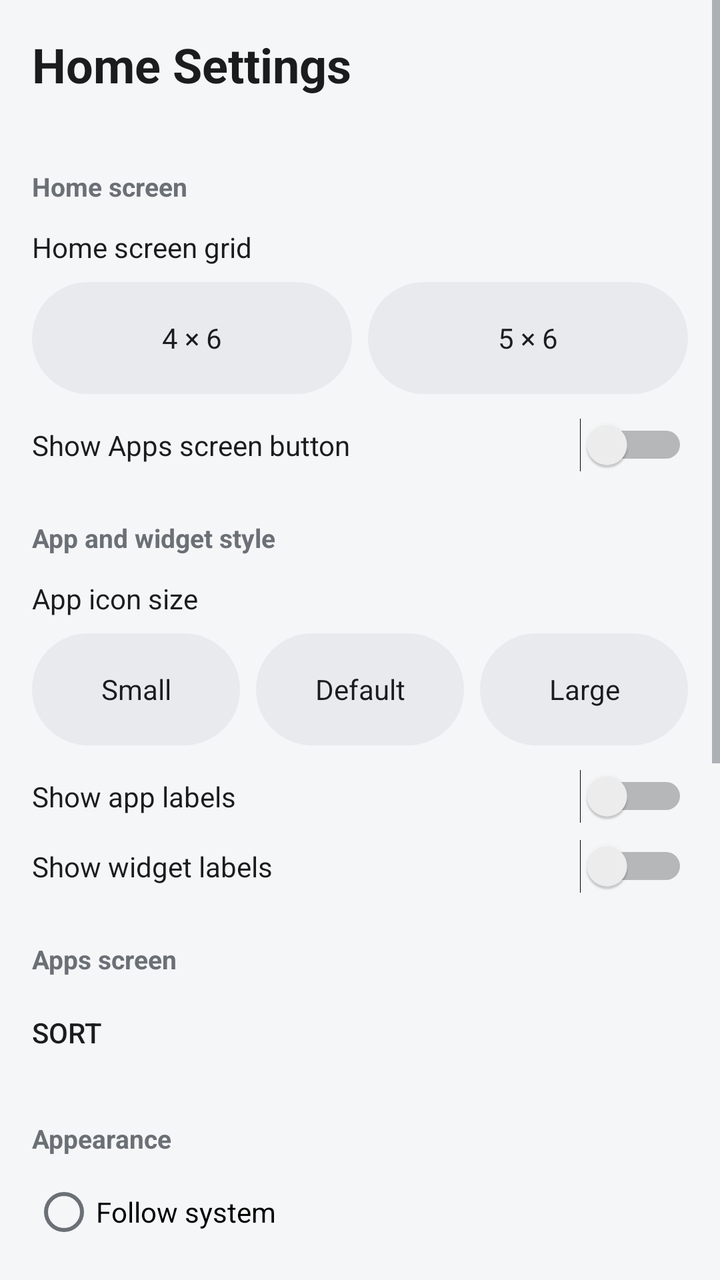
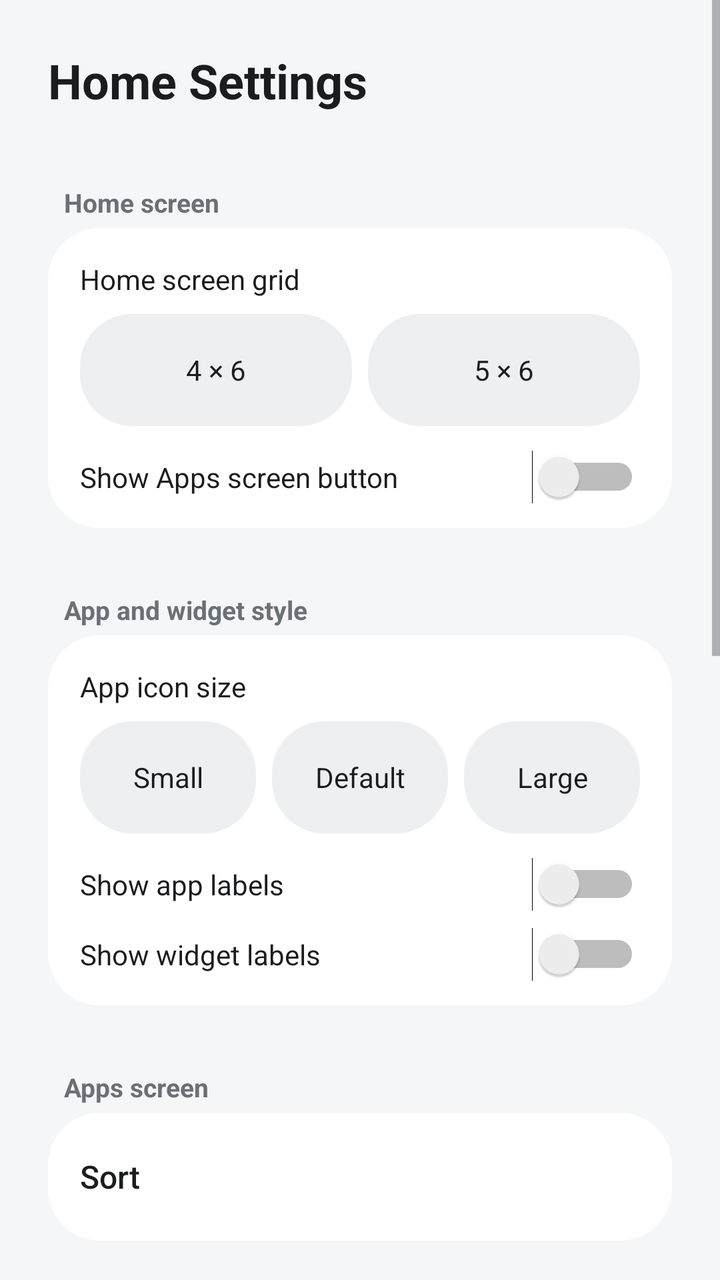

Compare the two renders of this Android layout. The source of the first and the diff that turns it into the second are given below.
<!-- AndroidManifest.xml: activity theme Theme.ReliteHome -->
<!-- res/layout/activity_home_settings.xml -->
<?xml version="1.0" encoding="utf-8"?>
<ScrollView xmlns:android="http://schemas.android.com/apk/res/android"
    android:layout_width="match_parent"
    android:layout_height="match_parent"
    android:background="@color/relite_background"
    android:fillViewport="true">

    <LinearLayout
        android:layout_width="match_parent"
        android:layout_height="wrap_content"
        android:orientation="vertical"
        android:paddingBottom="24dp">

        <TextView
            android:layout_width="match_parent"
            android:layout_height="wrap_content"
            android:padding="16dp"
            android:text="@string/action_home_settings"
            android:textColor="@color/relite_text_primary"
            android:textSize="24sp"
            android:textStyle="bold" />

        
        <TextView style="@style/SettingsSectionHeader" android:text="@string/settings_section_home_screen" />

        <TextView
            android:layout_width="match_parent"
            android:layout_height="wrap_content"
            android:paddingHorizontal="16dp"
            android:paddingTop="8dp"
            android:text="@string/settings_home_grid"
            android:textColor="@color/relite_text_primary" />

        <LinearLayout
            android:layout_width="match_parent"
            android:layout_height="wrap_content"
            android:orientation="horizontal"
            android:paddingHorizontal="16dp"
            android:paddingVertical="8dp">

            <TextView
                android:id="@+id/settings_grid_4x6"
                style="@style/GridPresetCard"
                android:layout_marginEnd="8dp"
                android:text="@string/settings_home_grid_4x6" />

            <TextView
                android:id="@+id/settings_grid_5x6"
                style="@style/GridPresetCard"
                android:text="@string/settings_home_grid_5x6" />
        </LinearLayout>

        <LinearLayout style="@style/SettingsToggleRow">
            <TextView style="@style/SettingsToggleLabel" android:text="@string/settings_show_apps_button" />
            <Switch android:id="@+id/settings_show_apps_button" style="@style/SettingsSwitch" />
        </LinearLayout>

        
        <TextView style="@style/SettingsSectionHeader" android:text="@string/settings_section_style" />

        <TextView
            android:layout_width="match_parent"
            android:layout_height="wrap_content"
            android:paddingHorizontal="16dp"
            android:paddingTop="8dp"
            android:text="@string/settings_icon_size"
            android:textColor="@color/relite_text_primary" />

        <LinearLayout
            android:layout_width="match_parent"
            android:layout_height="wrap_content"
            android:orientation="horizontal"
            android:paddingHorizontal="16dp"
            android:paddingVertical="8dp">

            <TextView
                android:id="@+id/settings_icon_size_small"
                style="@style/GridPresetCard"
                android:layout_marginEnd="8dp"
                android:text="@string/settings_icon_size_small" />

            <TextView
                android:id="@+id/settings_icon_size_default"
                style="@style/GridPresetCard"
                android:layout_marginEnd="8dp"
                android:text="@string/settings_icon_size_default" />

            <TextView
                android:id="@+id/settings_icon_size_large"
                style="@style/GridPresetCard"
                android:text="@string/settings_icon_size_large" />
        </LinearLayout>

        <LinearLayout style="@style/SettingsToggleRow">
            <TextView style="@style/SettingsToggleLabel" android:text="@string/settings_show_app_labels" />
            <Switch android:id="@+id/settings_show_app_labels" style="@style/SettingsSwitch" />
        </LinearLayout>

        <LinearLayout style="@style/SettingsToggleRow">
            <TextView style="@style/SettingsToggleLabel" android:text="@string/settings_show_widget_labels" />
            <Switch android:id="@+id/settings_show_widget_labels" style="@style/SettingsSwitch" />
        </LinearLayout>

        
        <TextView style="@style/SettingsSectionHeader" android:text="@string/settings_section_apps_screen" />

        <Button
            android:id="@+id/settings_apps_sort"
            style="?android:attr/borderlessButtonStyle"
            android:layout_width="match_parent"
            android:layout_height="wrap_content"
            android:gravity="start|center_vertical"
            android:paddingHorizontal="16dp"
            android:text="@string/action_sort" />

        
        <TextView style="@style/SettingsSectionHeader" android:text="@string/settings_section_appearance" />

        <RadioGroup
            android:id="@+id/settings_theme_group"
            android:layout_width="match_parent"
            android:layout_height="wrap_content"
            android:orientation="vertical"
            android:paddingHorizontal="16dp">

            <RadioButton
                android:id="@+id/theme_system"
                android:layout_width="match_parent"
                android:layout_height="48dp"
                android:text="@string/settings_theme_system" />

            <RadioButton
                android:id="@+id/theme_light"
                android:layout_width="match_parent"
                android:layout_height="48dp"
                android:text="@string/settings_theme_light" />

            <RadioButton
                android:id="@+id/theme_dark"
                android:layout_width="match_parent"
                android:layout_height="48dp"
                android:text="@string/settings_theme_dark" />
        </RadioGroup>

        
        <TextView style="@style/SettingsSectionHeader" android:text="@string/settings_section_backup" />

        <Button
            android:id="@+id/settings_export"
            style="?android:attr/borderlessButtonStyle"
            android:layout_width="match_parent"
            android:layout_height="wrap_content"
            android:gravity="start|center_vertical"
            android:paddingHorizontal="16dp"
            android:text="@string/settings_export_layout" />

        <Button
            android:id="@+id/settings_import"
            style="?android:attr/borderlessButtonStyle"
            android:layout_width="match_parent"
            android:layout_height="wrap_content"
            android:gravity="start|center_vertical"
            android:paddingHorizontal="16dp"
            android:text="@string/settings_import_layout" />

        <Button
            android:id="@+id/settings_reset"
            style="?android:attr/borderlessButtonStyle"
            android:layout_width="match_parent"
            android:layout_height="wrap_content"
            android:gravity="start|center_vertical"
            android:paddingHorizontal="16dp"
            android:text="@string/settings_reset_layout" />

        
        <TextView style="@style/SettingsSectionHeader" android:text="@string/settings_default_launcher" />

        <Button
            android:id="@+id/settings_default_launcher"
            style="?android:attr/borderlessButtonStyle"
            android:layout_width="match_parent"
            android:layout_height="wrap_content"
            android:gravity="start|center_vertical"
            android:paddingHorizontal="16dp"
            android:text="@string/settings_default_launcher" />

        <Button
            android:id="@+id/settings_about"
            style="?android:attr/borderlessButtonStyle"
            android:layout_width="match_parent"
            android:layout_height="wrap_content"
            android:gravity="start|center_vertical"
            android:paddingHorizontal="16dp"
            android:text="@string/settings_about" />

    </LinearLayout>
</ScrollView>
<!-- resources referenced by this layout -->
<resources>
  <color name="relite_background">#F5F6F8</color>
  <color name="relite_text_primary">#1B1C1E</color>
  <string name="action_home_settings">Home Settings</string>
  <string name="action_sort">Sort</string>
  <string name="settings_about">About</string>
  <string name="settings_export_layout">Export layout</string>
  <string name="settings_home_grid">Home screen grid</string>
  <string name="settings_home_grid_4x6">4 × 6</string>
  <string name="settings_home_grid_5x6">5 × 6</string>
  <string name="settings_icon_size">App icon size</string>
  <string name="settings_icon_size_default">Default</string>
  <string name="settings_icon_size_large">Large</string>
  <string name="settings_icon_size_small">Small</string>
  <string name="settings_import_layout">Import layout</string>
  <string name="settings_reset_layout">Reset Home Layout</string>
  <string name="settings_theme_dark">Dark</string>
  <string name="settings_theme_light">Light</string>
  <string name="settings_theme_system">Follow system</string>
  <style name="SettingsSectionHeader">
          <item name="android:layout_width">match_parent</item>
          <item name="android:layout_height">wrap_content</item>
          <item name="android:paddingHorizontal">16dp</item>
          <item name="android:paddingTop">20dp</item>
          <item name="android:paddingBottom">4dp</item>
          <item name="android:textColor">@color/relite_text_secondary</item>
          <item name="android:textSize">13sp</item>
          <item name="android:textStyle">bold</item>
      </style>
  <style name="Theme.ReliteHome" parent="Theme.AppCompat.DayNight.NoActionBar">
          <item name="android:colorBackground">@color/relite_background</item>
          <item name="colorPrimary">@color/relite_primary</item>
          <item name="android:textColorPrimary">@color/relite_text_primary</item>
          <item name="android:textColorSecondary">@color/relite_text_secondary</item>
      </style>
  <color name="relite_text_secondary">#6B7076</color>
  <color name="relite_primary">#2E6F63</color>
  <color name="relite_dock_background">#E8EAED</color>
  <dimen name="dock_corner_radius">28dp</dimen>
  <!-- unchanged entries left out for length: 14 -->
</resources>

<!-- the commit's change to res/layout/activity_home_settings.xml (unified diff, before → after) -->
@@ -14,7 +14,9 @@
         <TextView
             android:layout_width="match_parent"
             android:layout_height="wrap_content"
-            android:padding="16dp"
+            android:paddingHorizontal="@dimen/screen_margin_horizontal"
+            android:paddingTop="24dp"
+            android:paddingBottom="16dp"
             android:text="@string/action_home_settings"
             android:textColor="@color/relite_text_primary"
             android:textSize="24sp"
@@ -23,175 +25,172 @@
         
         <TextView style="@style/SettingsSectionHeader" android:text="@string/settings_section_home_screen" />
 
-        <TextView
-            android:layout_width="match_parent"
-            android:layout_height="wrap_content"
-            android:paddingHorizontal="16dp"
-            android:paddingTop="8dp"
-            android:text="@string/settings_home_grid"
-            android:textColor="@color/relite_text_primary" />
-
-        <LinearLayout
-            android:layout_width="match_parent"
-            android:layout_height="wrap_content"
-            android:orientation="horizontal"
-            android:paddingHorizontal="16dp"
-            android:paddingVertical="8dp">
+        <LinearLayout style="@style/SettingsCard">
 
             <TextView
-                android:id="@+id/settings_grid_4x6"
-                style="@style/GridPresetCard"
-                android:layout_marginEnd="8dp"
-                android:text="@string/settings_home_grid_4x6" />
+                android:layout_width="match_parent"
+                android:layout_height="wrap_content"
+                android:paddingHorizontal="16dp"
+                android:paddingTop="8dp"
+                android:text="@string/settings_home_grid"
+                android:textColor="@color/relite_text_primary" />
 
-            <TextView
-                android:id="@+id/settings_grid_5x6"
-                style="@style/GridPresetCard"
-                android:text="@string/settings_home_grid_5x6" />
-        </LinearLayout>
+            <LinearLayout
+                android:layout_width="match_parent"
+                android:layout_height="wrap_content"
+                android:orientation="horizontal"
+                android:paddingHorizontal="16dp"
+                android:paddingVertical="8dp">
 
-        <LinearLayout style="@style/SettingsToggleRow">
-            <TextView style="@style/SettingsToggleLabel" android:text="@string/settings_show_apps_button" />
-            <Switch android:id="@+id/settings_show_apps_button" style="@style/SettingsSwitch" />
+                <TextView
+                    android:id="@+id/settings_grid_4x6"
+                    style="@style/GridPresetCard"
+                    android:layout_marginEnd="8dp"
+                    android:text="@string/settings_home_grid_4x6" />
+
+                <TextView
+                    android:id="@+id/settings_grid_5x6"
+                    style="@style/GridPresetCard"
+                    android:text="@string/settings_home_grid_5x6" />
+            </LinearLayout>
+
+            <LinearLayout style="@style/SettingsToggleRow">
+                <TextView style="@style/SettingsToggleLabel" android:text="@string/settings_show_apps_button" />
+                <Switch android:id="@+id/settings_show_apps_button" style="@style/SettingsSwitch" />
+            </LinearLayout>
         </LinearLayout>
 
         
         <TextView style="@style/SettingsSectionHeader" android:text="@string/settings_section_style" />
 
-        <TextView
-            android:layout_width="match_parent"
-            android:layout_height="wrap_content"
-            android:paddingHorizontal="16dp"
-            android:paddingTop="8dp"
-            android:text="@string/settings_icon_size"
-            android:textColor="@color/relite_text_primary" />
-
-        <LinearLayout
-            android:layout_width="match_parent"
-            android:layout_height="wrap_content"
-            android:orientation="horizontal"
-            android:paddingHorizontal="16dp"
-            android:paddingVertical="8dp">
+        <LinearLayout style="@style/SettingsCard">
 
             <TextView
-                android:id="@+id/settings_icon_size_small"
-                style="@style/GridPresetCard"
-                android:layout_marginEnd="8dp"
-                android:text="@string/settings_icon_size_small" />
+                android:layout_width="match_parent"
+                android:layout_height="wrap_content"
+                android:paddingHorizontal="16dp"
+                android:paddingTop="8dp"
+                android:text="@string/settings_icon_size"
+                android:textColor="@color/relite_text_primary" />
 
-            <TextView
-                android:id="@+id/settings_icon_size_default"
-                style="@style/GridPresetCard"
-                android:layout_marginEnd="8dp"
-                android:text="@string/settings_icon_size_default" />
+            <LinearLayout
+                android:layout_width="match_parent"
+                android:layout_height="wrap_content"
+                android:orientation="horizontal"
+                android:paddingHorizontal="16dp"
+                android:paddingVertical="8dp">
 
-            <TextView
-                android:id="@+id/settings_icon_size_large"
-                style="@style/GridPresetCard"
-                android:text="@string/settings_icon_size_large" />
-        </LinearLayout>
+                <TextView
+                    android:id="@+id/settings_icon_size_small"
+                    style="@style/GridPresetCard"
+                    android:layout_marginEnd="8dp"
+                    android:text="@string/settings_icon_size_small" />
 
-        <LinearLayout style="@style/SettingsToggleRow">
-            <TextView style="@style/SettingsToggleLabel" android:text="@string/settings_show_app_labels" />
-            <Switch android:id="@+id/settings_show_app_labels" style="@style/SettingsSwitch" />
-        </LinearLayout>
+                <TextView
+                    android:id="@+id/settings_icon_size_default"
+                    style="@style/GridPresetCard"
+                    android:layout_marginEnd="8dp"
+                    android:text="@string/settings_icon_size_default" />
 
-        <LinearLayout style="@style/SettingsToggleRow">
-            <TextView style="@style/SettingsToggleLabel" android:text="@string/settings_show_widget_labels" />
-            <Switch android:id="@+id/settings_show_widget_labels" style="@style/SettingsSwitch" />
+                <TextView
+                    android:id="@+id/settings_icon_size_large"
+                    style="@style/GridPresetCard"
+                    android:text="@string/settings_icon_size_large" />
+            </LinearLayout>
+
+            <LinearLayout style="@style/SettingsToggleRow">
+                <TextView style="@style/SettingsToggleLabel" android:text="@string/settings_show_app_labels" />
+                <Switch android:id="@+id/settings_show_app_labels" style="@style/SettingsSwitch" />
+            </LinearLayout>
+
+            <LinearLayout style="@style/SettingsToggleRow">
+                <TextView style="@style/SettingsToggleLabel" android:text="@string/settings_show_widget_labels" />
+                <Switch android:id="@+id/settings_show_widget_labels" style="@style/SettingsSwitch" />
+            </LinearLayout>
         </LinearLayout>
 
         
         <TextView style="@style/SettingsSectionHeader" android:text="@string/settings_section_apps_screen" />
 
-        <Button
-            android:id="@+id/settings_apps_sort"
-            style="?android:attr/borderlessButtonStyle"
-            android:layout_width="match_parent"
-            android:layout_height="wrap_content"
-            android:gravity="start|center_vertical"
-            android:paddingHorizontal="16dp"
-            android:text="@string/action_sort" />
+        <LinearLayout style="@style/SettingsCard">
+
+            <Button
+                android:id="@+id/settings_apps_sort"
+                style="@style/SettingsButton"
+                android:text="@string/action_sort" />
+        </LinearLayout>
 
         
         <TextView style="@style/SettingsSectionHeader" android:text="@string/settings_section_appearance" />
 
-        <RadioGroup
-            android:id="@+id/settings_theme_group"
-            android:layout_width="match_parent"
-            android:layout_height="wrap_content"
-            android:orientation="vertical"
-            android:paddingHorizontal="16dp">
+        <LinearLayout style="@style/SettingsCard">
 
-            <RadioButton
-                android:id="@+id/theme_system"
+            <RadioGroup
+                android:id="@+id/settings_theme_group"
                 android:layout_width="match_parent"
-                android:layout_height="48dp"
-                android:text="@string/settings_theme_system" />
+                android:layout_height="wrap_content"
+                android:orientation="vertical"
+                android:paddingHorizontal="16dp">
 
-            <RadioButton
-                android:id="@+id/theme_light"
-                android:layout_width="match_parent"
-                android:layout_height="48dp"
-                android:text="@string/settings_theme_light" />
+                <RadioButton
+                    android:id="@+id/theme_system"
+                    android:layout_width="match_parent"
+                    android:layout_height="wrap_content"
+                    android:minHeight="@dimen/touch_target_min"
+                    android:text="@string/settings_theme_system" />
 
-            <RadioButton
-                android:id="@+id/theme_dark"
-                android:layout_width="match_parent"
-                android:layout_height="48dp"
-                android:text="@string/settings_theme_dark" />
-        </RadioGroup>
+                <RadioButton
+                    android:id="@+id/theme_light"
+                    android:layout_width="match_parent"
+                    android:layout_height="wrap_content"
+                    android:minHeight="@dimen/touch_target_min"
+                    android:text="@string/settings_theme_light" />
+
+                <RadioButton
+                    android:id="@+id/theme_dark"
+                    android:layout_width="match_parent"
+                    android:layout_height="wrap_content"
+                    android:minHeight="@dimen/touch_target_min"
+                    android:text="@string/settings_theme_dark" />
+            </RadioGroup>
+        </LinearLayout>
 
         
         <TextView style="@style/SettingsSectionHeader" android:text="@string/settings_section_backup" />
 
-        <Button
-            android:id="@+id/settings_export"
-            style="?android:attr/borderlessButtonStyle"
-            android:layout_width="match_parent"
-            android:layout_height="wrap_content"
-            android:gravity="start|center_vertical"
-            android:paddingHorizontal="16dp"
-            android:text="@string/settings_export_layout" />
+        <LinearLayout style="@style/SettingsCard">
 
-        <Button
-            android:id="@+id/settings_import"
-            style="?android:attr/borderlessButtonStyle"
-            android:layout_width="match_parent"
-            android:layout_height="wrap_content"
-            android:gravity="start|center_vertical"
-            android:paddingHorizontal="16dp"
-            android:text="@string/settings_import_layout" />
+            <Button
+                android:id="@+id/settings_export"
+                style="@style/SettingsButton"
+                android:text="@string/settings_export_layout" />
 
-        <Button
-            android:id="@+id/settings_reset"
-            style="?android:attr/borderlessButtonStyle"
-            android:layout_width="match_parent"
-            android:layout_height="wrap_content"
-            android:gravity="start|center_vertical"
-            android:paddingHorizontal="16dp"
-            android:text="@string/settings_reset_layout" />
+            <Button
+                android:id="@+id/settings_import"
+                style="@style/SettingsButton"
+                android:text="@string/settings_import_layout" />
+
+            <Button
+                android:id="@+id/settings_reset"
+                style="@style/SettingsButton"
+                android:text="@string/settings_reset_layout" />
+        </LinearLayout>
 
         
         <TextView style="@style/SettingsSectionHeader" android:text="@string/settings_default_launcher" />
 
-        <Button
-            android:id="@+id/settings_default_launcher"
-            style="?android:attr/borderlessButtonStyle"
-            android:layout_width="match_parent"
-            android:layout_height="wrap_content"
-            android:gravity="start|center_vertical"
-            android:paddingHorizontal="16dp"
-            android:text="@string/settings_default_launcher" />
+        <LinearLayout style="@style/SettingsCard">
 
-        <Button
-            android:id="@+id/settings_about"
-            style="?android:attr/borderlessButtonStyle"
-            android:layout_width="match_parent"
-            android:layout_height="wrap_content"
-            android:gravity="start|center_vertical"
-            android:paddingHorizontal="16dp"
-            android:text="@string/settings_about" />
+            <Button
+                android:id="@+id/settings_default_launcher"
+                style="@style/SettingsButton"
+                android:text="@string/settings_default_launcher" />
+
+            <Button
+                android:id="@+id/settings_about"
+                style="@style/SettingsButton"
+                android:text="@string/settings_about" />
+        </LinearLayout>
 
     </LinearLayout>
 </ScrollView>
<!-- resource entries referenced after the edit -->
@@ -2,6 +2,8 @@
 <resources>
   <color name="relite_background">#F5F6F8</color>
   <color name="relite_text_primary">#1B1C1E</color>
+  <dimen name="screen_margin_horizontal">24dp</dimen>
+  <dimen name="touch_target_min">48dp</dimen>
   <string name="action_home_settings">Home Settings</string>
   <string name="action_sort">Sort</string>
   <string name="settings_about">About</string>
@@ -14,14 +16,34 @@
   <string name="settings_icon_size_large">Large</string>
   <string name="settings_icon_size_small">Small</string>
   <string name="settings_import_layout">Import layout</string>
-  <string name="settings_reset_layout">Reset Home Layout</string>
+  <string name="settings_reset_layout">Reset home layout</string>
   <string name="settings_theme_dark">Dark</string>
   <string name="settings_theme_light">Light</string>
   <string name="settings_theme_system">Follow system</string>
+  <style name="SettingsButton" parent="@android:style/Widget.Material.Button.Borderless">
+          <item name="android:layout_width">match_parent</item>
+          <item name="android:layout_height">wrap_content</item>
+          <item name="android:minHeight">@dimen/touch_target_min</item>
+          <item name="android:gravity">start|center_vertical</item>
+          <item name="android:paddingHorizontal">16dp</item>
+          <item name="android:textAllCaps">false</item>
+          <item name="android:textSize">16sp</item>
+          <item name="android:textColor">@color/relite_text_primary</item>
+      </style>
+  <style name="SettingsCard">
+          <item name="android:layout_width">match_parent</item>
+          <item name="android:layout_height">wrap_content</item>
+          <item name="android:orientation">vertical</item>
+          <item name="android:background">@drawable/bg_focus_block</item>
+          <item name="android:layout_marginHorizontal">@dimen/screen_margin_horizontal</item>
+          <item name="android:layout_marginBottom">12dp</item>
+          <item name="android:paddingVertical">8dp</item>
+      </style>
   <style name="SettingsSectionHeader">
           <item name="android:layout_width">match_parent</item>
           <item name="android:layout_height">wrap_content</item>
-          <item name="android:paddingHorizontal">16dp</item>
+          
+          <item name="android:paddingHorizontal">32dp</item>
           <item name="android:paddingTop">20dp</item>
           <item name="android:paddingBottom">4dp</item>
           <item name="android:textColor">@color/relite_text_secondary</item>
@@ -31,13 +53,26 @@
   <style name="Theme.ReliteHome" parent="Theme.AppCompat.DayNight.NoActionBar">
           <item name="android:colorBackground">@color/relite_background</item>
           <item name="colorPrimary">@color/relite_primary</item>
+          
+          
+          <item name="colorAccent">@color/relite_primary</item>
+          <item name="colorControlActivated">@color/relite_control_activated</item>
           <item name="android:textColorPrimary">@color/relite_text_primary</item>
           <item name="android:textColorSecondary">@color/relite_text_secondary</item>
       </style>
+  <!-- drawable bg_focus_block (drawable) -->
+  <?xml version="1.0" encoding="utf-8"?>
+  <shape xmlns:android="http://schemas.android.com/apk/res/android" android:shape="rectangle">
+      <solid android:color="@color/relite_surface" />
+      <corners android:radius="@dimen/radius_large" />
+  </shape>
   <color name="relite_text_secondary">#6B7076</color>
-  <color name="relite_primary">#2E6F63</color>
-  <color name="relite_dock_background">#E8EAED</color>
-  <dimen name="dock_corner_radius">28dp</dimen>
+  <color name="relite_primary">#0381FE</color>
+  <color name="relite_control_activated">#3E91FF</color>
+  <color name="relite_dock_background">#C2E8EAED</color>
+  <dimen name="dock_corner_radius">@dimen/radius_large</dimen>
+  <color name="relite_surface">#FFFFFF</color>
+  <dimen name="radius_large">26dp</dimen>
   <!-- unchanged entries left out for length: 14 -->
 </resources>
 
